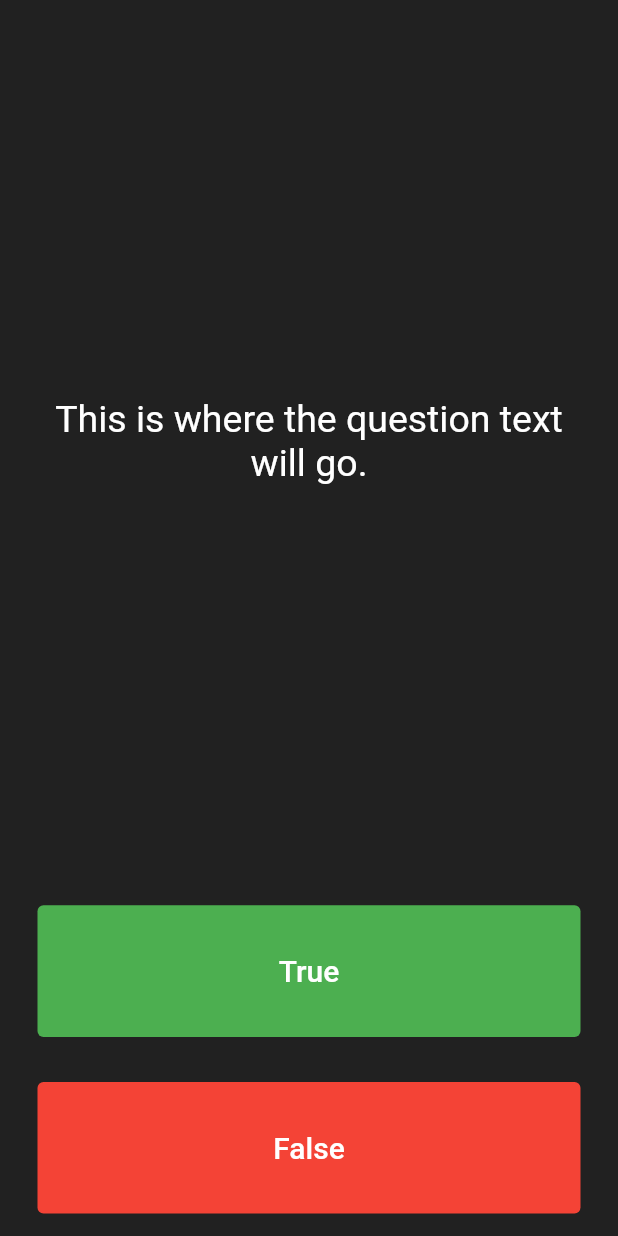
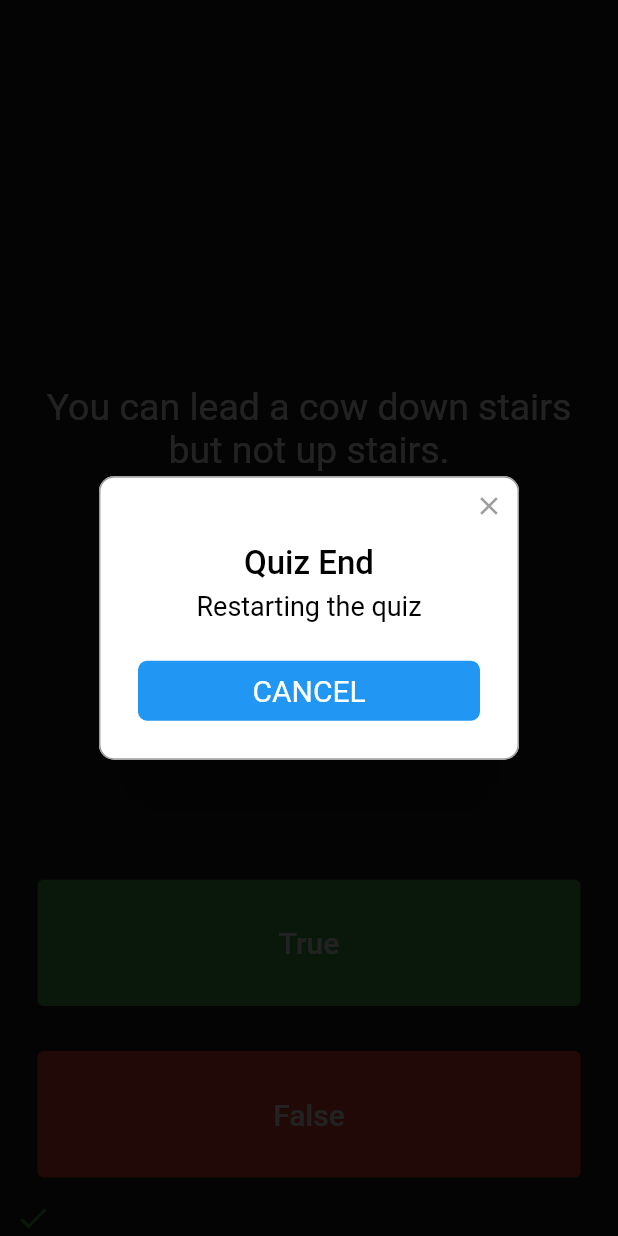
Before and after one commit to msolimann2cs/quizzler_flutter, a Flutter app: the screen it shows after launch, after a tap on "True", on a phone screen of 412 x 824 dp. Run offline on Flutter 3.47's test engine with Material 2 defaults, Android fonts, the phone set to English and light mode, and no system bars; drawn by our look-alikes of rflutter_alert.

Commit message:
Finished building the app. Minor bugs in restarting the quiz.

```diff
--- /dev/null
+++ b/lib/Question.dart
@@ -0,0 +1,9 @@
+class Question {
+  String questionText = '';
+  bool questionAnswer = true;
+
+  Question(String q, bool a) {
+    questionText = q;
+    questionAnswer = a;
+  }
+}
--- a/lib/main.dart
+++ b/lib/main.dart
@@ -1,4 +1,8 @@
 import 'package:flutter/material.dart';
+import 'package:quizzler_flutter/quiz_main.dart';
+import 'package:rflutter_alert/rflutter_alert.dart';
+
+QuizMain quizBrain = QuizMain();
 
 void main() => runApp(Quizzler());
 
@@ -25,6 +29,38 @@ class QuizPage extends StatefulWidget {
 }
 
 class _QuizPageState extends State<QuizPage> {
+  List<Widget> score_keeper = [];
+
+  void AddRightAnswer() {
+    if (quizBrain.getQuestionNumber() == 0) {
+      score_keeper.clear();
+      Alert(context: context, title: "Quiz End", desc: "Restarting the quiz")
+          .show();
+    }
+    setState(() {
+      score_keeper.add(Icon(
+        Icons.check,
+        color: Colors.green,
+      ));
+      quizBrain.nextQuestion();
+    });
+  }
+
+  void AddWrongAnswer() {
+    if (quizBrain.getQuestionNumber() == 0) {
+      score_keeper.clear();
+      Alert(context: context, title: "Quiz End", desc: "Restarting the quiz")
+          .show();
+    }
+    setState(() {
+      score_keeper.add(Icon(
+        Icons.close,
+        color: Colors.red,
+      ));
+      quizBrain.nextQuestion();
+    });
+  }
+
   @override
   Widget build(BuildContext context) {
     return Column(
@@ -37,7 +73,7 @@ class _QuizPageState extends State<QuizPage> {
             padding: EdgeInsets.all(10.0),
             child: Center(
               child: Text(
-                'This is where the question text will go.',
+                quizBrain.getQuestionText(),
                 textAlign: TextAlign.center,
                 style: TextStyle(
                   fontSize: 25.0,
@@ -62,7 +98,19 @@ class _QuizPageState extends State<QuizPage> {
                 ),
               ),
               onPressed: () {
-                //The user picked true.
+                bool correct_answer = quizBrain.getQuestionAnswer();
+                if (correct_answer == true) {
+                  AddRightAnswer();
+                } else {
+                  AddWrongAnswer();
+                }
+                // setState(() {
+                //   score_keeper.add(Icon(
+                //     Icons.check,
+                //     color: Colors.green,
+                //   ));
+                //   question_index++;
+                // });
               },
             ),
           ),
@@ -82,12 +130,19 @@ class _QuizPageState extends State<QuizPage> {
                 ),
               ),
               onPressed: () {
-                //The user picked false.
+                bool correct_answer = quizBrain.getQuestionAnswer();
+                if (correct_answer == false) {
+                  AddRightAnswer();
+                } else {
+                  AddWrongAnswer();
+                }
               },
             ),
           ),
         ),
-        //TODO: Add a Row here as your score keeper
+        Row(
+          children: score_keeper,
+        ),
       ],
     );
   }
--- /dev/null
+++ b/lib/quiz_main.dart
@@ -0,0 +1,52 @@
+import 'package:quizzler_flutter/Question.dart';
+
+class QuizMain {
+  int _questionNumber = 0;
+  List<Question> _questions = [
+    Question('Some cats are actually allergic to humans', true),
+    Question('You can lead a cow down stairs but not up stairs.', false),
+    Question('Approximately one quarter of human bones are in the feet.', true),
+    Question('A slug\'s blood is green.', true),
+    Question('Buzz Aldrin\'s mother\'s maiden name was \"Moon\".', true),
+    Question('It is illegal to pee in the Ocean in Portugal.', true),
+    Question(
+        'No piece of square dry paper can be folded in half more than 7 times.',
+        false),
+    Question(
+        'In London, UK, if you happen to die in the House of Parliament, you are technically entitled to a state funeral, because the building is considered too sacred a place.',
+        true),
+    Question(
+        'The loudest sound produced by any animal is 188 decibels. That animal is the African Elephant.',
+        false),
+    Question(
+        'The total surface area of two human lungs is approximately 70 square metres.',
+        true),
+    Question('Google was originally called \"Backrub\".', true),
+    Question(
+        'Chocolate affects a dog\'s heart and nervous system; a few ounces are enough to kill a small dog.',
+        true),
+    Question(
+        'In West Virginia, USA, if you accidentally hit an animal with your car, you are free to take it home to eat.',
+        true),
+  ];
+
+  void nextQuestion() {
+    if (_questionNumber < _questions.length - 1) {
+      _questionNumber++;
+    } else {
+      _questionNumber = 0;
+    }
+  }
+
+  int getQuestionNumber() {
+    return _questionNumber;
+  }
+
+  String getQuestionText() {
+    return _questions[_questionNumber].questionText;
+  }
+
+  bool getQuestionAnswer() {
+    return _questions[_questionNumber].questionAnswer;
+  }
+}
--- a/pubspec.yaml
+++ b/pubspec.yaml
@@ -34,6 +34,7 @@ dependencies:
   # The following adds the Cupertino Icons font to your application.
   # Use with the CupertinoIcons class for iOS style icons.
   cupertino_icons: ^1.0.2
+  rflutter_alert: ^2.0.4
 
 dev_dependencies:
   flutter_test:
```
Also changed, not shown: pubspec.lock.
